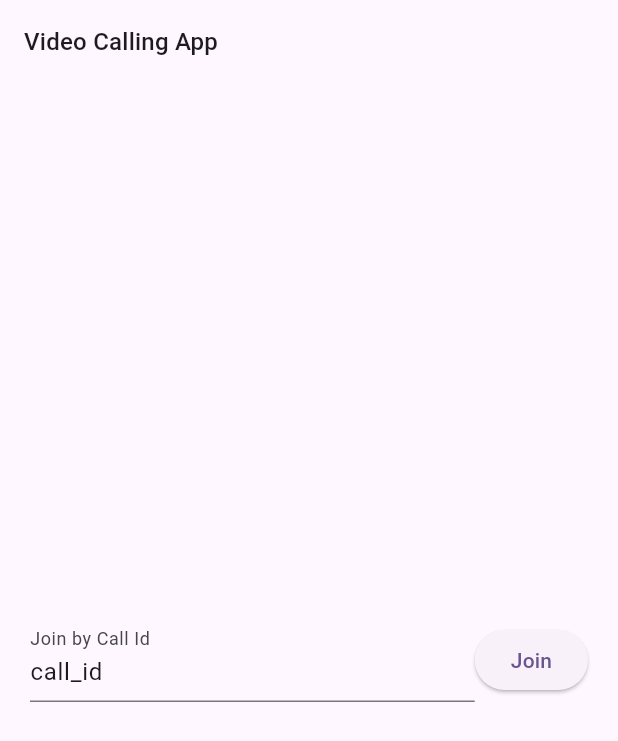
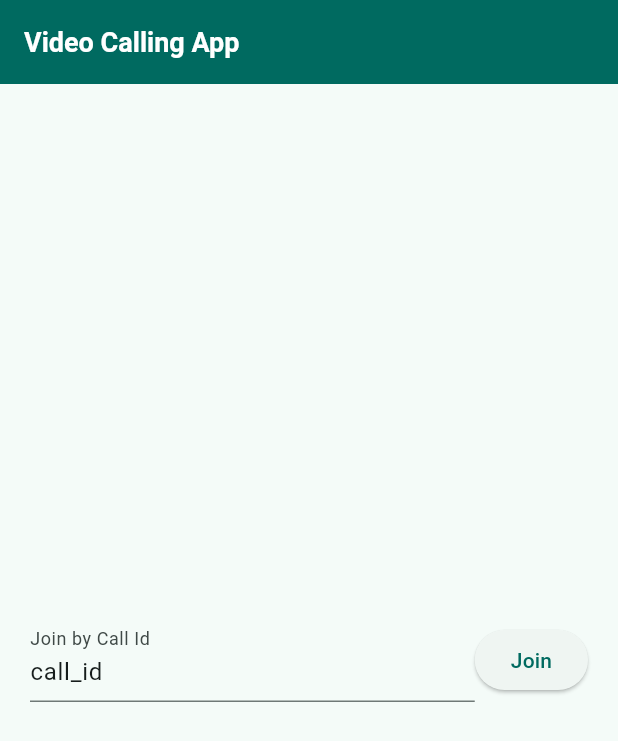
Before and after one commit to javedmughal-058/video_calling_using_zegocloud_in_flutter, a Flutter app: the screen it shows after launch, on a phone screen of 412 x 824 dp. Shown: the top 741 px of the screen. Run offline on Flutter 3.47's test engine with Material 2 defaults, Android fonts, the phone set to English and light mode, and no system bars; missing offline and left inert: zego_uikit_prebuilt_call.

Commit message:
change in theme color

```diff
--- a/lib/main.dart
+++ b/lib/main.dart
@@ -18,7 +18,12 @@ class MyApp extends StatelessWidget {
       debugShowCheckedModeBanner: false,
       title: 'Video Calling App',
       theme: ThemeData(
-        colorScheme: ColorScheme.fromSeed(seedColor: Colors.deepPurple),
+        textTheme: const TextTheme(
+            titleLarge: TextStyle(
+                color: Colors.white,
+                fontSize: 18,
+                fontWeight: FontWeight.w700)),
+        colorScheme: ColorScheme.fromSeed(seedColor: Colors.teal),
         useMaterial3: true,
       ),
       home: MyHomePage(),
@@ -35,7 +40,9 @@ class MyHomePage extends StatelessWidget {
   Widget build(BuildContext context) {
     return Scaffold(
       appBar: AppBar(
-        title: Text('Video Calling App', style: Theme.of(context).textTheme.titleMedium),
+        backgroundColor: Theme.of(context).colorScheme.primary,
+        title: Text('Video Calling App',
+            style: Theme.of(context).textTheme.titleLarge),
       ),
       body: Center(
         child: Padding(
@@ -53,9 +60,12 @@ class MyHomePage extends StatelessWidget {
                 ),
                 ElevatedButton(
                     onPressed: () {
-                      Navigator.push(context, MaterialPageRoute(builder: (context)=> CallPage(
-                        localUserId: localUserID,
-                        id: callIdTextCtrl.text.toString().trim())));
+                      Navigator.push(
+                          context,
+                          MaterialPageRoute(
+                              builder: (context) => CallPage(
+                                  localUserId: localUserID,
+                                  id: callIdTextCtrl.text.toString().trim())));
                     },
                     child: const Text('Join'))
               ],
```
Also changed, not shown: 2 other files.
